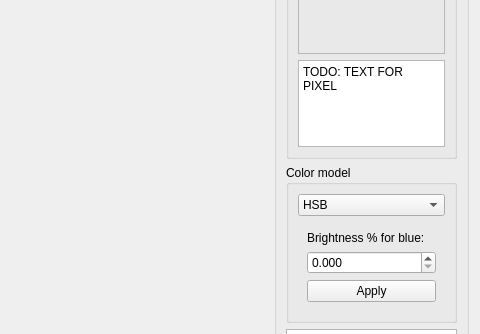
This is core/CMainWindow/CMainWindow.ui in DenisKricen/Lab4_KG as Qt 5 draws it before an edit; both pictures show x 523 to 1003 and y 211 to 545 of the 1003 by 678 pixel window. The edited form follows.
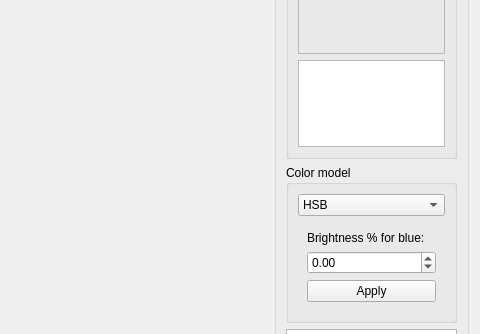
This is the edited form. Custom widgets are drawn as their Qt base class.

```diff
--- a/core/CMainWindow/CMainWindow.ui
+++ b/core/CMainWindow/CMainWindow.ui
@@ -115,7 +115,7 @@
 li.unchecked::marker { content: &quot;\2610&quot;; }
 li.checked::marker { content: &quot;\2612&quot;; }
 &lt;/style&gt;&lt;/head&gt;&lt;body style=&quot; font-family:'Sans Serif'; font-size:9pt; font-weight:400; font-style:normal;&quot;&gt;
-&lt;p style=&quot; margin-top:0px; margin-bottom:0px; margin-left:0px; margin-right:0px; -qt-block-indent:0; text-indent:0px;&quot;&gt;TODO: TEXT FOR PIXEL&lt;/p&gt;&lt;/body&gt;&lt;/html&gt;</string>
+&lt;p style=&quot;-qt-paragraph-type:empty; margin-top:0px; margin-bottom:0px; margin-left:0px; margin-right:0px; -qt-block-indent:0; text-indent:0px;&quot;&gt;&lt;br /&gt;&lt;/p&gt;&lt;/body&gt;&lt;/html&gt;</string>
            </property>
           </widget>
          </item>
@@ -162,10 +162,13 @@
              <item>
               <widget class="QDoubleSpinBox" name="doubleSpinBox">
                <property name="decimals">
-                <number>3</number>
+                <number>2</number>
+               </property>
+               <property name="minimum">
+                <double>-100.000000000000000</double>
                </property>
                <property name="maximum">
-                <double>1.000000000000000</double>
+                <double>100.000000000000000</double>
                </property>
                <property name="singleStep">
                 <double>0.010000000000000</double>
```
Left out of the diff: 18 changed lines with no effect on the pictures.
